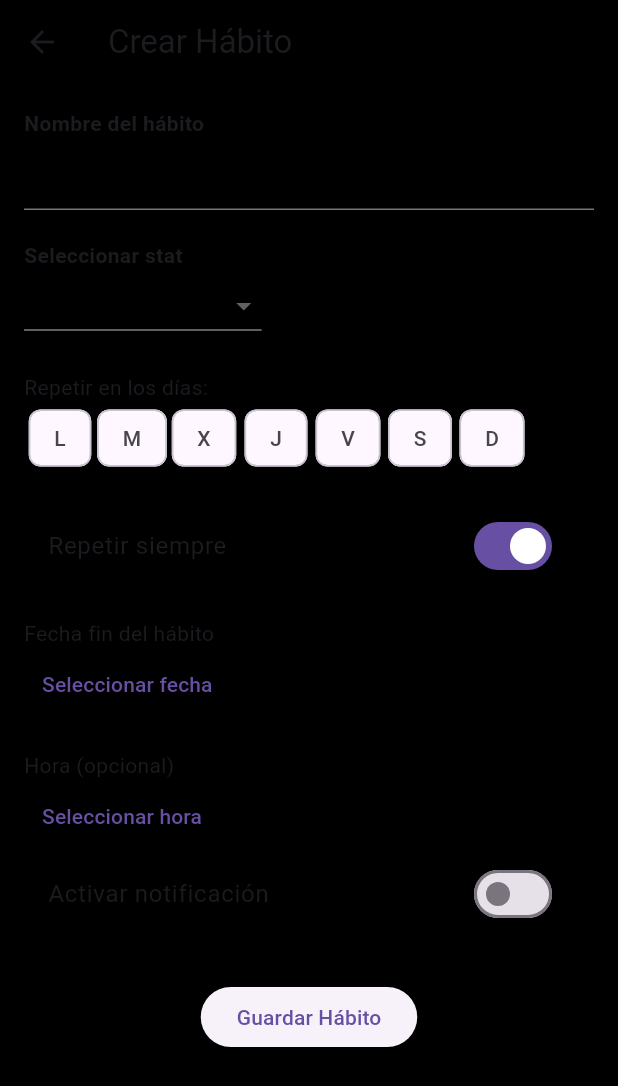
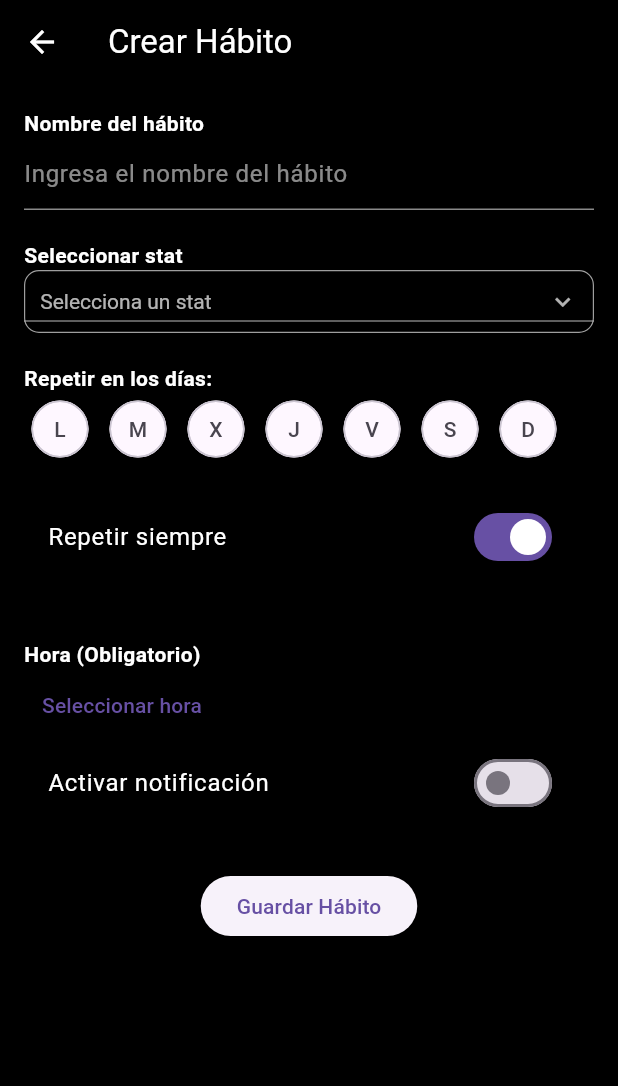
Before and after one commit to MiguelSerranoo/NeuroHabits, a Flutter app: the CrearHabito screen opened by its route, after a tap on "Repetir siempre", on a phone screen of 412 x 824 dp. Shown: the top 1086 px of the screen. Run offline on Flutter 3.47's test engine with Material 3 defaults, Android fonts, the light colour scheme and no system bars; drawn by our look-alikes of dropdown_button2; our stand-ins replace cloud_firestore, firebase_auth, firebase_core, google_fonts, google_sign_in; missing offline and left inert: flutter_launcher_icons; accounts and stored records are empty; network calls fail.

Commit message:
24/11/25

```diff
--- a/lib/conexiones/servicio_habitos.dart
+++ b/lib/conexiones/servicio_habitos.dart
@@ -1,4 +1,5 @@
 import 'package:cloud_firestore/cloud_firestore.dart';
+import 'package:firebase_auth/firebase_auth.dart';
 
 class ServicioHabitos {
   static final FirebaseFirestore _db = FirebaseFirestore.instance;
@@ -14,9 +15,14 @@ class ServicioHabitos {
   ) async {
     String diaLetra = letraDia(diaSeleccionado.weekday);
     List<Map<String, dynamic>> resultado = [];
+    final userId = FirebaseAuth.instance.currentUser!.uid;
 
     // Obtener todos los hábitos
-    QuerySnapshot snap = await _db.collection("habitos").get();
+    QuerySnapshot snap = await _db
+        .collection("usuarios")
+        .doc(userId)
+        .collection("habitos")
+        .get();
 
     for (var doc in snap.docs) {
       Map<String, dynamic> h = doc.data() as Map<String, dynamic>;
--- a/lib/data/stats.dart
+++ b/lib/data/stats.dart
@@ -7,5 +7,3 @@ final List<String> statsDisponibles = [
   "Social",
   "Energía",
 ];
-
-final List<String> statsElegidos = [];
--- a/lib/paginas/pagina_crearhabitos.dart
+++ b/lib/paginas/pagina_crearhabitos.dart
@@ -1,6 +1,8 @@
 import 'package:firebase_auth/firebase_auth.dart';
 import 'package:flutter/material.dart';
 import 'package:cloud_firestore/cloud_firestore.dart';
+import 'package:flutter_launcher_icons/xml_templates.dart';
+import 'package:dropdown_button2/dropdown_button2.dart';
 
 class CrearHabito extends StatefulWidget {
   final VoidCallback onSaved;
@@ -19,14 +21,24 @@ class _CrearHabitoState extends State<CrearHabito> {
   DateTime? fechaFin;
   TimeOfDay? hora;
   bool notificacion = false;
+  bool botonActivo = false;
 
-  final List<String> stats = [
-    "Salud",
-    "Productividad",
-    "Personal",
-    "Estudio",
-    "Ejercicio",
-  ];
+  final List<String> stats = [];
+  Future<void> cargarStats() async {
+    final uid = user!.uid;
+    final snapshot = await FirebaseFirestore.instance
+        .collection("usuarios")
+        .doc(uid)
+        .collection("stats")
+        .get();
+
+    setState(() {
+      stats.clear();
+      for (var doc in snapshot.docs) {
+        stats.add(doc['nombre']);
+      }
+    });
+  }
 
   final List<String> diasSemana = ["L", "M", "X", "J", "V", "S", "D"];
 
@@ -54,16 +66,21 @@ class _CrearHabitoState extends State<CrearHabito> {
 
   @override
   Widget build(BuildContext context) {
+    cargarStats();
     return Scaffold(
       backgroundColor: Colors.black,
       appBar: AppBar(
         backgroundColor: Colors.black,
 
         leading: IconButton(
+          color: Colors.white,
           icon: const Icon(Icons.arrow_back),
           onPressed: () => Navigator.pop(context),
         ),
-        title: const Text("Crear Hábito"),
+        title: const Text(
+          "Crear Hábito",
+          style: TextStyle(color: Colors.white),
+        ),
       ),
       body: SingleChildScrollView(
         padding: const EdgeInsets.all(16),
@@ -72,32 +89,124 @@ class _CrearHabitoState extends State<CrearHabito> {
           children: [
             const Text(
               "Nombre del hábito",
-              style: TextStyle(fontWeight: FontWeight.bold),
+              style: TextStyle(
+                fontWeight: FontWeight.bold,
+                color: Colors.white,
               ),
-            TextField(controller: nombreController),
+            ),
+            TextField(
+              controller: nombreController,
+              style: const TextStyle(color: Colors.white),
+              decoration: const InputDecoration(
+                hintText: "Ingresa el nombre del hábito",
+                hintStyle: TextStyle(color: Colors.white54),
+                enabledBorder: UnderlineInputBorder(
+                  borderSide: BorderSide(color: Colors.white54),
+                ),
+                focusedBorder: UnderlineInputBorder(
+                  borderSide: BorderSide(color: Colors.white),
+                ),
+              ),
+            ),
             const SizedBox(height: 20),
 
             const Text(
               "Seleccionar stat",
-              style: TextStyle(fontWeight: FontWeight.bold),
+              style: TextStyle(
+                fontWeight: FontWeight.bold,
+                color: Colors.white,
               ),
-            DropdownButton<String>(
-              hint: const Text("Selecciona un stat"),
+            ),
+            DropdownButton2<String>(
+              isExpanded: true,
+
+              // 🔽 TAMAÑO Y ESTILO DEL BOTÓN CERRADO
+              buttonStyleData: ButtonStyleData(
+                height: 42,
+                width: double.infinity,
+                padding: const EdgeInsets.symmetric(horizontal: 10),
+                decoration: BoxDecoration(
+                  color: Colors.transparent,
+                  borderRadius: BorderRadius.circular(10),
+                  border: Border.all(
+                    color: Colors.grey.shade500, // 🔹 borde más fino y gris
+                    width: 0.8,
+                  ),
+                ),
+              ),
+
+              // 🔽 ESTILO DEL MENÚ DESPLEGADO
+              dropdownStyleData: DropdownStyleData(
+                maxHeight: 150, // 🔹 menos alto
+                width: 200, // 🔹 más pequeño horizontalmente
+                decoration: BoxDecoration(
+                  color: Colors.black,
+                  borderRadius: BorderRadius.circular(10),
+                  border: Border.all(
+                    color: Colors.grey.shade600, // 🔹 borde gris sutil
+                    width: 0.8,
+                  ),
+                ),
+                offset: const Offset(0, -5), // 🔹 lo acerca más al botón
+              ),
+
+              hint: const Text(
+                "Selecciona un stat",
+                style: TextStyle(
+                  color: Colors.white70,
+                  fontSize: 14, // 🔹 un poco más pequeño
+                ),
+              ),
+
+              style: const TextStyle(
+                color: Colors.white,
+                fontSize: 15, // 🔹 tamaño controlado
+              ),
+
               value: statSeleccionado,
-              items: stats
-                  .map((s) => DropdownMenuItem(value: s, child: Text(s)))
-                  .toList(),
-              onChanged: (v) => setState(() => statSeleccionado = v),
+
+              items: stats.map((s) {
+                return DropdownMenuItem(
+                  value: s,
+                  child: Text(
+                    s,
+                    style: const TextStyle(color: Colors.white, fontSize: 15),
                   ),
+                );
+              }).toList(),
+
+              onChanged: (v) {
+                setState(() => statSeleccionado = v);
+              },
+
+              iconStyleData: const IconStyleData(
+                icon: Icon(
+                  Icons.keyboard_arrow_down,
+                  color: Colors.white70,
+                  size: 20,
+                ),
+              ),
+            ),
+
             const SizedBox(height: 20),
 
-            const Text("Repetir en los días:"),
+            const Text(
+              "Repetir en los días:",
+              style: TextStyle(
+                fontWeight: FontWeight.bold,
+                color: Colors.white,
+              ),
+            ),
             Wrap(
+              spacing: 4.0,
               children: diasSemana.map((dia) {
                 bool seleccionado = diasSeleccionados.contains(dia);
                 return ChoiceChip(
                   label: Text(dia),
+                  selectedColor: const Color.fromARGB(255, 154, 33, 202),
                   selected: seleccionado,
+                  shape: const CircleBorder(),
+                  showCheckmark: false,
                   onSelected: (v) {
                     setState(() {
                       if (v) {
@@ -114,11 +223,23 @@ class _CrearHabitoState extends State<CrearHabito> {
             SwitchListTile(
               value: repetirSiempre,
               onChanged: (v) => setState(() => repetirSiempre = v),
-              title: const Text("Repetir siempre"),
+              title: const Text(
+                "Repetir siempre",
+                style: TextStyle(color: Colors.white),
+              ),
             ),
             const SizedBox(height: 20),
-
-            const Text("Fecha fin del hábito"),
+            Visibility(
+              visible: !repetirSiempre,
+              child: Column(
+                children: [
+                  const Text(
+                    "Fecha fin del hábito",
+                    style: TextStyle(
+                      fontWeight: FontWeight.bold,
+                      color: Colors.white,
+                    ),
+                  ),
                   TextButton(
                     onPressed: () async {
                       final f = await showDatePicker(
@@ -138,12 +259,23 @@ class _CrearHabitoState extends State<CrearHabito> {
                       }
                     },
                     child: Text(
-                fechaFin == null ? "Seleccionar fecha" : fechaFin.toString(),
+                      fechaFin == null
+                          ? "Seleccionar fecha"
+                          : fechaFin.toString(),
+                    ),
+                  ),
+                ],
               ),
             ),
             const SizedBox(height: 20),
 
-            const Text("Hora (opcional)"),
+            const Text(
+              "Hora (Obligatorio)",
+              style: TextStyle(
+                fontWeight: FontWeight.bold,
+                color: Colors.white,
+              ),
+            ),
             TextButton(
               onPressed: () async {
                 final h = await showTimePicker(
@@ -160,7 +292,10 @@ class _CrearHabitoState extends State<CrearHabito> {
             SwitchListTile(
               value: notificacion,
               onChanged: (v) => setState(() => notificacion = v),
-              title: const Text("Activar notificación"),
+              title: const Text(
+                "Activar notificación",
+                style: TextStyle(color: Colors.white),
+              ),
             ),
 
             const SizedBox(height: 30),
--- a/lib/paginas/pagina_habitos.dart
+++ b/lib/paginas/pagina_habitos.dart
@@ -6,6 +6,8 @@ class ListaHabitos extends StatelessWidget {
   final Function(Map<String, dynamic>)? onTap;
 
   const ListaHabitos({super.key, required this.habitos, this.onTap});
+
+  void valiidarHabitos() {}
 
   @override
   Widget build(BuildContext context) {
--- a/lib/paginas/pagina_inicioSesion.dart
+++ b/lib/paginas/pagina_inicioSesion.dart
@@ -26,8 +26,7 @@ class _InicioSesionState extends State<InicioSesion>
         _emailCtrl.text.trim(),
         _passCtrl.text.trim(),
       );
-      if (user != null &&
-          _passCtrl.text.trim() == _passRepeatCtrl.text.trim()) {
+      if (user != null) {
         // Ir a comprobar si tiene personaje
         Navigator.pushReplacementNamed(context, '/CheckPersonaje');
       }
@@ -43,7 +42,8 @@ class _InicioSesionState extends State<InicioSesion>
         _emailCtrl.text.trim(),
         _passCtrl.text.trim(),
       );
-      if (user != null) {
+      if (user != null &&
+          _passCtrl.text.trim() == _passRepeatCtrl.text.trim()) {
         // Registro nuevo → directo a CrearPersonaje
         Navigator.pushReplacementNamed(context, '/CrearPersonaje');
       }
--- a/lib/paginas/pagina_perfil.dart
+++ b/lib/paginas/pagina_perfil.dart
@@ -1,5 +1,6 @@
 import 'package:flutter/material.dart';
 import 'package:firebase_auth/firebase_auth.dart';
+import 'package:neurohabits_app/conexiones/servicio_auth.dart';
 
 class Perfil extends StatefulWidget {
   const Perfil({super.key});
@@ -97,7 +98,7 @@ class _PerfilState extends State<Perfil> {
             // 🔹 Botón cerrar sesión
             OutlinedButton(
               onPressed: () async {
-                await FirebaseAuth.instance.signOut();
+                await AuthService.logout();
                 Navigator.pushReplacementNamed(context, "/login");
               },
               style: OutlinedButton.styleFrom(
--- a/lib/paginas/pagina_principal.dart
+++ b/lib/paginas/pagina_principal.dart
@@ -115,7 +115,10 @@ class _PantallaInicioState extends State<PantallaInicio> {
               width: MediaQuery.of(context).size.width, // 100% real
               color: const Color.fromARGB(255, 255, 19, 19),
               margin: const EdgeInsets.symmetric(horizontal: 0),
-              child: Text("Gamificacion con estadisticas"),
+              child: Stack(children: [
+
+                ],
+              ),
             ),
             SizedBox(
               height: MediaQuery.of(context).size.height * 0.111,
--- a/pubspec.yaml
+++ b/pubspec.yaml
@@ -43,6 +43,7 @@ dependencies:
   flutter_launcher_icons: ^0.14.4
   intl: ^0.20.2
   google_sign_in: ^6.0.2
+  dropdown_button2: ^2.3.9
 
 dev_dependencies:
   flutter_test:
```
Also changed, not shown: pubspec.lock. Lines whose indentation alone changed are shown as unchanged.
